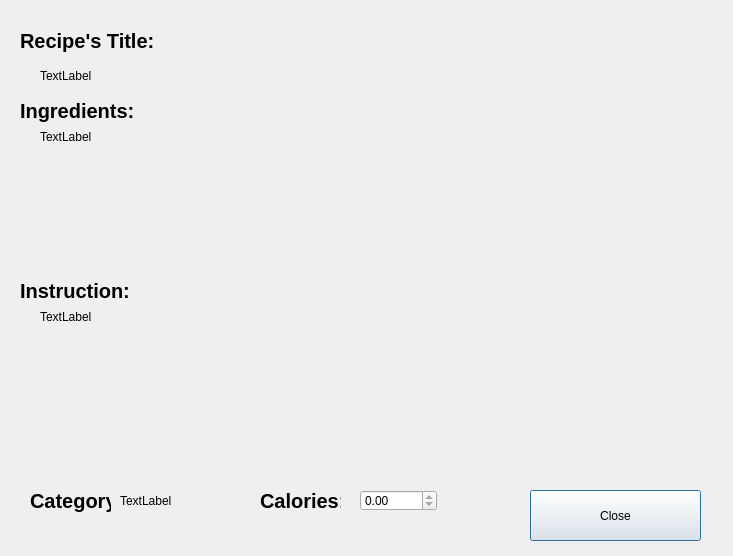
Old version of the form CS4076-QT-Project/confirmation.ui in the repository italotrt/CS4076-Event-Driven-Programming-Project.
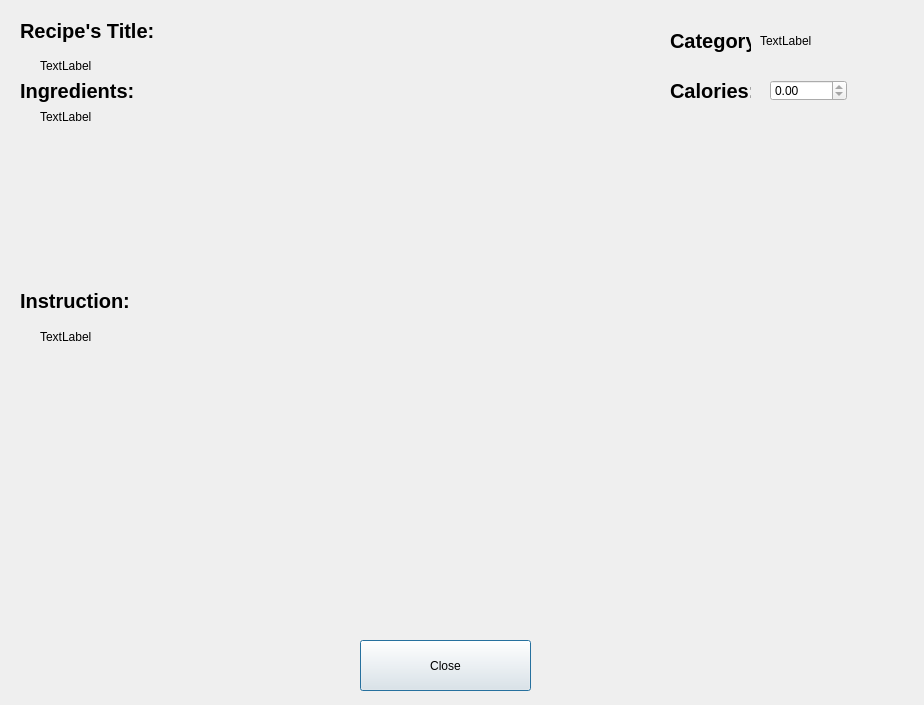
New version of the form.

The edit to the form file:
```diff
--- a/CS4076-QT-Project/confirmation.ui
+++ b/CS4076-QT-Project/confirmation.ui
@@ -6,8 +6,8 @@
    <rect>
     <x>0</x>
     <y>0</y>
-    <width>733</width>
-    <height>556</height>
+    <width>924</width>
+    <height>705</height>
    </rect>
   </property>
   <property name="windowTitle">
@@ -16,8 +16,8 @@
   <widget class="QPushButton" name="closeButton">
    <property name="geometry">
     <rect>
-     <x>530</x>
-     <y>490</y>
+     <x>360</x>
+     <y>640</y>
      <width>171</width>
      <height>51</height>
     </rect>
@@ -30,7 +30,7 @@
    <property name="geometry">
     <rect>
      <x>20</x>
-     <y>20</y>
+     <y>10</y>
      <width>241</width>
      <height>41</height>
     </rect>
@@ -49,7 +49,7 @@
    <property name="geometry">
     <rect>
      <x>40</x>
-     <y>60</y>
+     <y>50</y>
      <width>151</width>
      <height>31</height>
     </rect>
@@ -62,7 +62,7 @@
    <property name="geometry">
     <rect>
      <x>20</x>
-     <y>270</y>
+     <y>280</y>
      <width>241</width>
      <height>41</height>
     </rect>
@@ -81,9 +81,9 @@
    <property name="geometry">
     <rect>
      <x>40</x>
-     <y>310</y>
-     <width>651</width>
-     <height>161</height>
+     <y>330</y>
+     <width>851</width>
+     <height>291</height>
     </rect>
    </property>
    <property name="text">
@@ -97,7 +97,7 @@
    <property name="geometry">
     <rect>
      <x>20</x>
-     <y>90</y>
+     <y>70</y>
      <width>241</width>
      <height>41</height>
     </rect>
@@ -116,9 +116,9 @@
    <property name="geometry">
     <rect>
      <x>40</x>
-     <y>130</y>
-     <width>651</width>
-     <height>141</height>
+     <y>110</y>
+     <width>831</width>
+     <height>171</height>
     </rect>
    </property>
    <property name="text">
@@ -131,8 +131,8 @@
   <widget class="QLabel" name="categoryTitleLabel">
    <property name="geometry">
     <rect>
-     <x>30</x>
-     <y>480</y>
+     <x>670</x>
+     <y>20</y>
      <width>81</width>
      <height>41</height>
     </rect>
@@ -150,8 +150,8 @@
   <widget class="QLabel" name="categoryLabel">
    <property name="geometry">
     <rect>
-     <x>120</x>
-     <y>480</y>
+     <x>760</x>
+     <y>20</y>
      <width>131</width>
      <height>41</height>
     </rect>
@@ -166,8 +166,8 @@
   <widget class="QLabel" name="caloriesTitleLabel">
    <property name="geometry">
     <rect>
-     <x>260</x>
-     <y>480</y>
+     <x>670</x>
+     <y>70</y>
      <width>81</width>
      <height>41</height>
     </rect>
@@ -185,8 +185,8 @@
   <widget class="QDoubleSpinBox" name="caloriesDoubleSpinBox">
    <property name="geometry">
     <rect>
-     <x>360</x>
-     <y>490</y>
+     <x>770</x>
+     <y>80</y>
      <width>77</width>
      <height>21</height>
     </rect>
```
